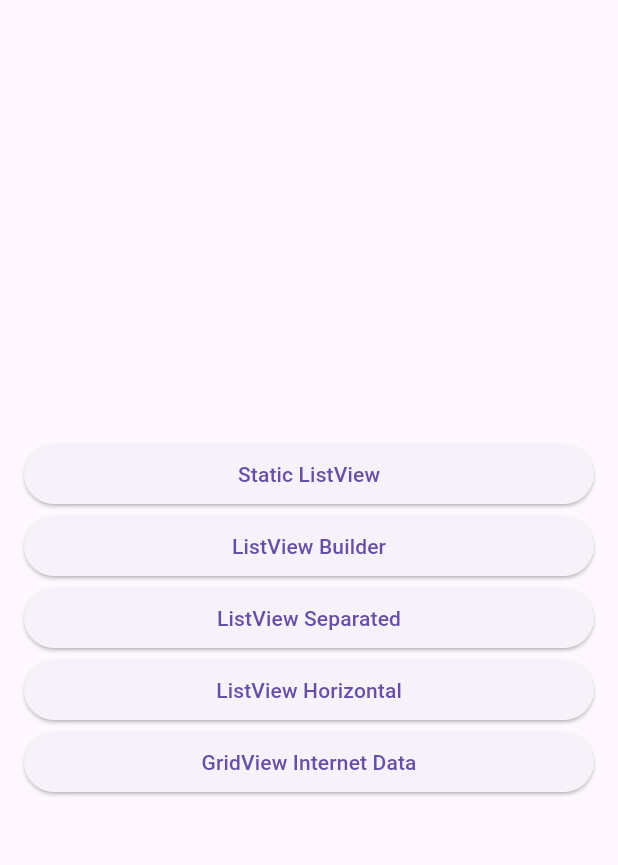
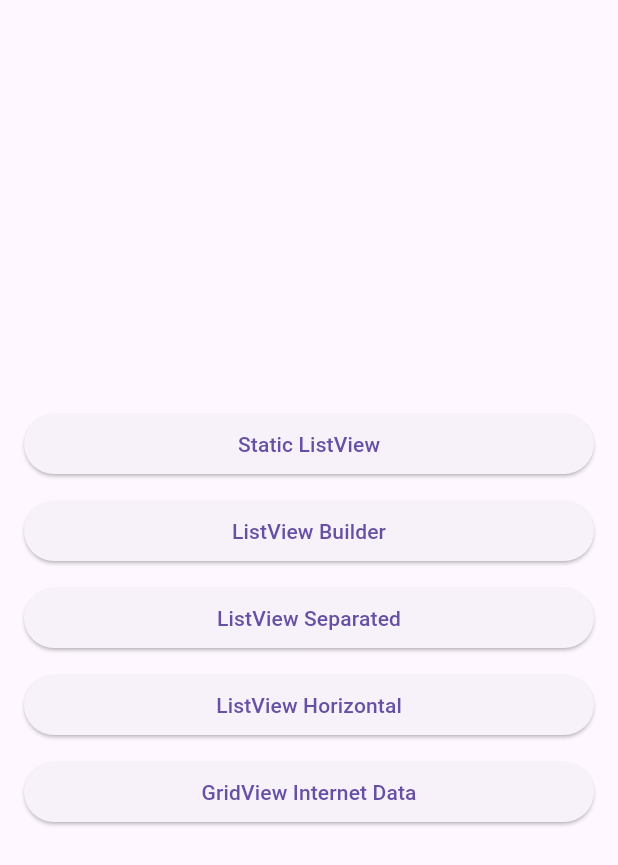
Before and after one commit to duvi03/basic-flutter-demo, a Flutter app: the ListViewScreen screen opened directly, on a phone screen of 412 x 824 dp. Shown: the top 865 px of the screen. Run offline on Flutter 3.47's test engine with Material 3 defaults, Android fonts, the light colour scheme and no system bars; our stand-ins replace get, sqflite; accounts and stored records are empty.

Commit message:
update web UI

```diff
--- a/lib/screen/dashboard/list_of_screen/1_flutter_widget/pages/button_screen.dart
+++ b/lib/screen/dashboard/list_of_screen/1_flutter_widget/pages/button_screen.dart
@@ -19,17 +19,19 @@ class ButtonScreen extends StatelessWidget {
               },
               child: const Text('Text Button'),
             ),
+            const SizedBox(height: 10),
             ElevatedButton(
-              style: ButtonStyle(backgroundColor: MaterialStateProperty.all<Color>(Colors.green)),
+              style: ButtonStyle(backgroundColor: WidgetStateProperty.all<Color>(Colors.green)),
               onPressed: () {
                 ScaffoldMessenger.of(context)
                     .showSnackBar(const SnackBar(content: Text('Elevated Button')));
               },
               child: const Text('Elevated Button'),
             ),
+            const SizedBox(height: 10),
             OutlinedButton(
                 style: ButtonStyle(
-                  overlayColor: MaterialStateProperty.all<Color>(Colors.orange),
+                  overlayColor: WidgetStateProperty.all<Color>(Colors.orange),
                 ),
                 onPressed: () {
                   ScaffoldMessenger.of(context)
--- a/lib/screen/dashboard/list_of_screen/1_flutter_widget/pages/listview_screen.dart
+++ b/lib/screen/dashboard/list_of_screen/1_flutter_widget/pages/listview_screen.dart
@@ -123,27 +123,36 @@ class ListViewScreen extends StatelessWidget {
               onPressed: () {
                 Navigator.push(context, MaterialPageRoute(builder: (_) => const ListviewStaticScreen()));
               },
-                child: const Text('Static ListView')),
+              child: const Text('Static ListView'),
+            ),
+            const SizedBox(height: 10),
             ElevatedButton(
               onPressed: () {
                 Navigator.push(context, MaterialPageRoute(builder: (_) => const ListviewBuilderScreen()));
               },
-                child: const Text('ListView Builder')),
+              child: const Text('ListView Builder'),
+            ),
+            const SizedBox(height: 10),
             ElevatedButton(
               onPressed: () {
                 Navigator.push(context, MaterialPageRoute(builder: (_) => const ListviewSeparatedScreen()));
               },
-                child: const Text('ListView Separated')),
+              child: const Text('ListView Separated'),
+            ),
+            const SizedBox(height: 10),
             ElevatedButton(
               onPressed: () {
                 Navigator.push(context, MaterialPageRoute(builder: (_) => const ListviewHorizontalScreen()));
               },
-                child: const Text('ListView Horizontal')),
+              child: const Text('ListView Horizontal'),
+            ),
+            const SizedBox(height: 10),
             ElevatedButton(
               onPressed: () {
                 Navigator.push(context, MaterialPageRoute(builder: (_) => const GridViewScreen()));
               },
-                child: const Text('GridView Internet Data')),
+              child: const Text('GridView Internet Data'),
+            ),
           ],
         ),
       ),
@@ -156,7 +165,7 @@ class ListviewStaticScreen extends StatelessWidget {
 
   @override
   Widget build(BuildContext context) {
-    List<String> list = List.generate(20, (index) => "Simple List Data ${index + 1}");
+    List<String> list = List.generate(10, (index) => "Simple List Data ${index + 1}");
 
     return Scaffold(
       appBar: AppBar(
@@ -305,7 +314,10 @@ class _GridViewScreenState extends State<GridViewScreen> {
                     Positioned(
                       left: 8,
                       bottom: 8,
-                  child: Text(e.author,style: TextStyle(color: Colors.white),),
+                      child: Text(
+                        e.author,
+                        style: TextStyle(color: Colors.white),
+                      ),
                     ),
                   ]),
                 ),
```
Also changed, not shown: 1 other file. Lines whose indentation alone changed are shown as unchanged.
